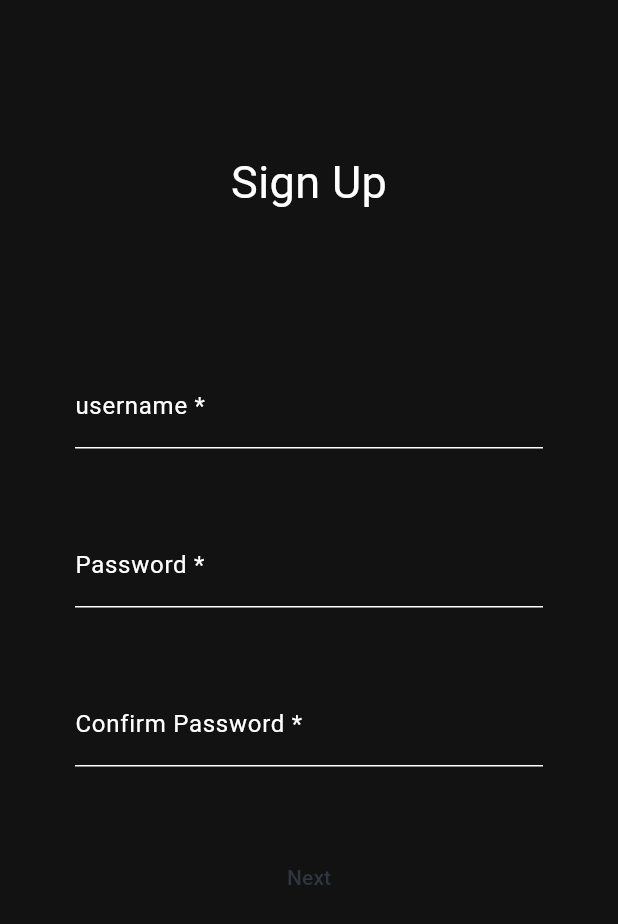
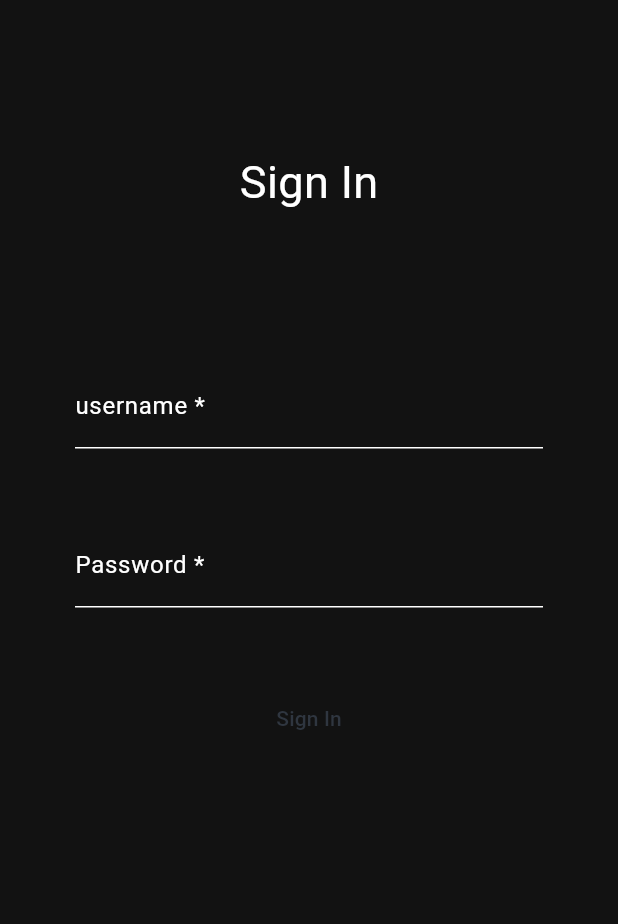
Before and after one commit to studbudz/studbudz, a Flutter app: the screen it shows after launch, on a phone screen of 412 x 824 dp. Shown: the top 924 px of the screen. Run offline on Flutter 3.47's test engine with Material 3 defaults, Android fonts, the phone set to English and light mode, and no system bars; our stand-ins replace flutter_map, flutter_screenutil; missing offline and left inert: bip39.

Commit message:
Implement sign-in functionality and update main page to use SignInPage

```diff
--- /dev/null
+++ b/lib/UI/sign_in_page.dart
@@ -0,0 +1,59 @@
+import 'package:flutter/material.dart';
+import 'package:flutter_screenutil/flutter_screenutil.dart';
+
+class SignInPage extends StatefulWidget {
+  const SignInPage({super.key});
+
+  @override
+  State<SignInPage> createState() => _SignInPageState();
+}
+
+class _SignInPageState extends State<SignInPage> {
+  @override
+  Widget build(BuildContext context) {
+    return Scaffold(
+      body: Center(
+        child: Column(
+          children: [
+            //title
+            Padding(
+              padding: const EdgeInsets.all(100.0),
+              child: Text('Sign In', style: TextStyle(fontSize: 30.sp)),
+            ),
+            //username field
+            Padding(
+              padding: const EdgeInsets.fromLTRB(50, 0, 50, 50),
+              child: TextFormField(
+                decoration: const InputDecoration(
+                  labelText: 'username *',
+                ),
+                validator: (String? value) {
+                  return null;
+                  //check if username is valid
+                },
+              ),
+            ),
+            //password
+            Padding(
+              padding: const EdgeInsets.fromLTRB(50, 0, 50, 50),
+              child: TextFormField(
+                decoration: const InputDecoration(
+                  labelText: 'Password *',
+                ),
+                validator: (String? value) {
+                  return null;
+                  //check if username is valid
+                },
+              ),
+            ),
+            //passw
+            TextButton(
+              onPressed: () => print('Next'),
+              child: const Text('Sign In'),
+            )
+          ],
+        ),
+      ),
+    );
+  }
+}
--- a/lib/UI/sign_up.dart
+++ b/lib/UI/sign_up.dart
@@ -75,7 +75,8 @@ class AccountSetup extends StatefulWidget {
 class _AccountSetupState extends State<AccountSetup> {
   @override
   Widget build(BuildContext context) {
-    return Center(
+    return Scaffold(
+      body: Center(
         child: Column(
           children: [
             //title
@@ -129,6 +130,7 @@ class _AccountSetupState extends State<AccountSetup> {
               child: const Text('Next'),
             )
           ],
+        ),
       ),
     );
   }
--- a/lib/main.dart
+++ b/lib/main.dart
@@ -5,6 +5,7 @@ import 'package:studubdz/UI/home_page.dart';
 import 'package:studubdz/UI/post_widget.dart';
 import 'package:studubdz/UI/sign_up.dart';
 import 'package:studubdz/UI/theme_data.dart';
+import 'package:studubdz/UI/sign_in_page.dart';
 
 void main() {
   runApp(
@@ -28,7 +29,7 @@ class MyApp extends StatelessWidget {
     return MaterialApp(
       theme: theme.theme,
       debugShowCheckedModeBanner: false,
-      home: const MyHomePage(title: 'Flutter Demo Home Page'),
+      home: const MyHomePage(title: 'Studbudz home page'),
     );
   }
 }
@@ -45,6 +46,6 @@ class MyHomePage extends StatefulWidget {
 class _MyHomePageState extends State<MyHomePage> {
   @override
   Widget build(BuildContext context) {
-    return const Scaffold(body: SignUpPage());
+    return const Scaffold(body: SignInPage());
   }
 }
```
Lines whose indentation alone changed are shown as unchanged.
